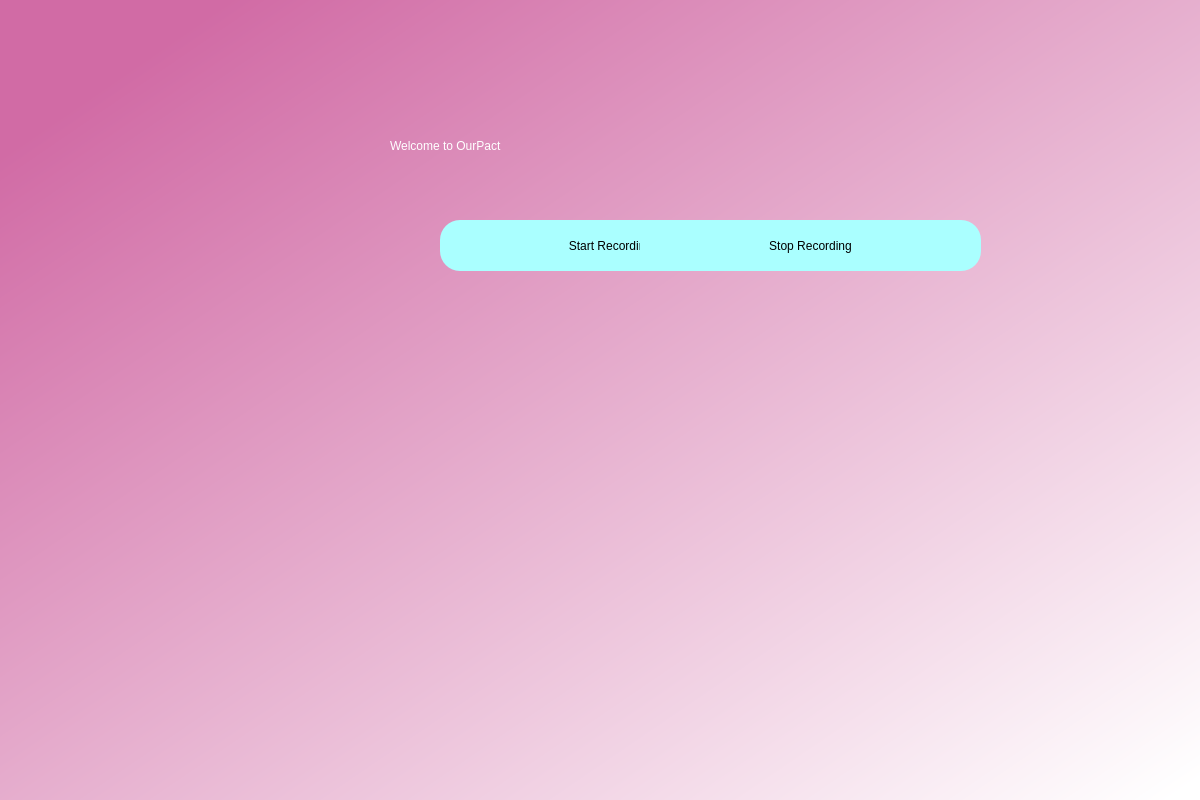
Old version of the form UI/home.ui in the repository yarlagaddajeevika/Parental-Control-using-screen-recording.
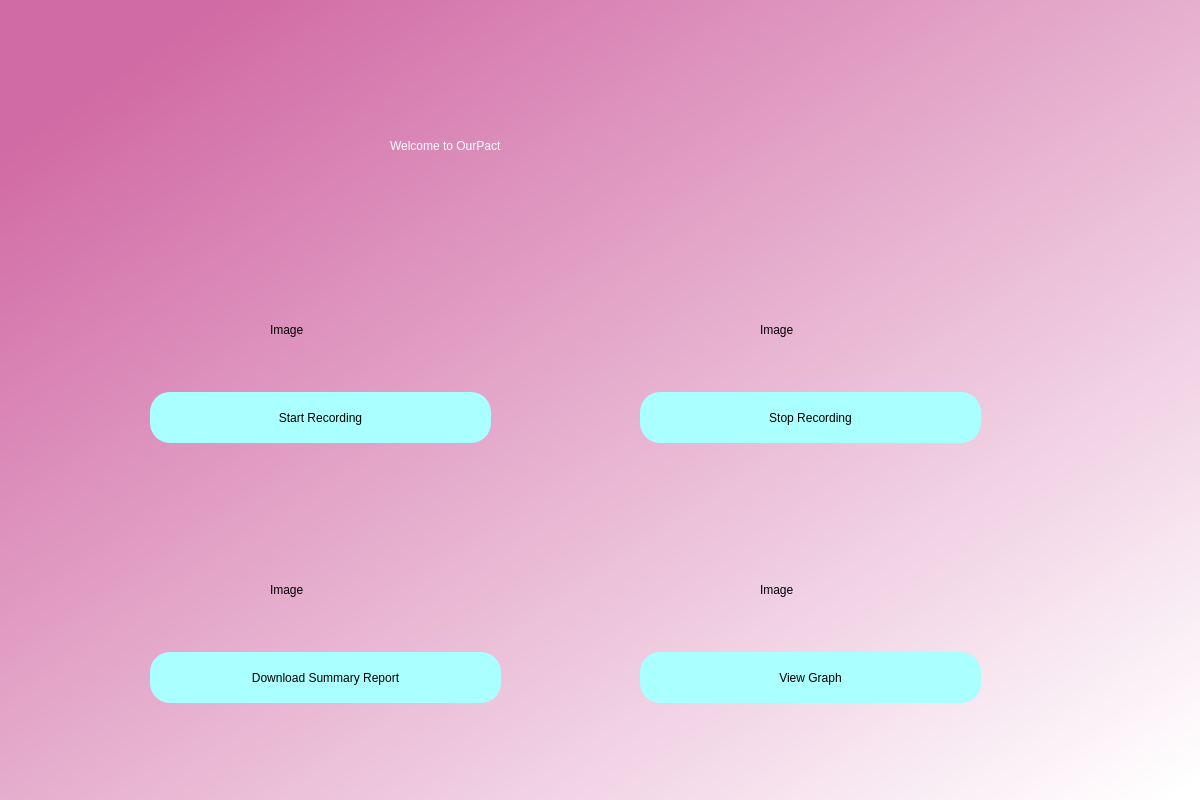
New version of the form.

The edit to the form file:
```diff
--- a/UI/home.ui
+++ b/UI/home.ui
@@ -42,11 +42,25 @@
      <string>Welcome to OurPact</string>
     </property>
    </widget>
-   <widget class="QPushButton" name="startrecording">
+
+   <widget class="QLabel" name="startimg">
+    <property name="geometry">
+        <rect>
+            <x>270</x>
+            <y>270</y>
+            <width>120</width>
+            <height>120</height>
+        </rect>
+    </property>
+    <property name="text">
+        <string>Image</string>
+    </property>
+</widget>
+   <widget class="QPushButton" name="start">
     <property name="geometry">
      <rect>
-      <x>440</x>
-      <y>220</y>
+      <x>150</x>
+      <y>392</y>
       <width>341</width>
       <height>51</height>
      </rect>
@@ -60,11 +74,25 @@
      <string>Start Recording</string>
     </property>
    </widget>
- <widget class="QPushButton" name="stoprecording">
+
+<widget class="QLabel" name="stopimg">
+    <property name="geometry">
+        <rect>
+            <x>760</x>
+            <y>270</y>
+            <width>120</width>
+            <height>120</height>
+        </rect>
+    </property>
+    <property name="text">
+        <string>Image</string>
+    </property>
+</widget>
+   <widget class="QPushButton" name="stop">
     <property name="geometry">
      <rect>
       <x>640</x>
-      <y>220</y>
+      <y>392</y>
       <width>341</width>
       <height>51</height>
      </rect>
@@ -78,6 +106,71 @@
      <string>Stop Recording</string>
     </property>
    </widget>
+
+<widget class="QLabel" name="reportimg">
+    <property name="geometry">
+        <rect>
+            <x>270</x>
+            <y>530</y>
+            <width>120</width>
+            <height>120</height>
+        </rect>
+    </property>
+    <property name="text">
+        <string>Image</string>
+    </property>
+</widget>
+    <widget class="QPushButton" name="report">
+    <property name="geometry">
+     <rect>
+      <x>150</x>
+      <y>652</y>
+      <width>351</width>
+      <height>51</height>
+     </rect>
+    </property>
+    <property name="styleSheet">
+     <string notr="true">border-radius:20px;
+background-color: rgb(170, 255, 255);
+font: 14pt &quot;MS Shell Dlg 2&quot;;</string>
+    </property>
+    <property name="text">
+     <string>Download Summary Report</string>
+    </property>
+   </widget>
+
+<widget class="QLabel" name="graphimg">
+    <property name="geometry">
+        <rect>
+            <x>760</x>
+            <y>530</y>
+            <width>120</width>
+            <height>120</height>
+        </rect>
+    </property>
+    <property name="text">
+        <string>Image</string>
+    </property>
+</widget>
+    <widget class="QPushButton" name="graph">
+    <property name="geometry">
+     <rect>
+      <x>640</x>
+      <y>652</y>
+      <width>341</width>
+      <height>51</height>
+     </rect>
+    </property>
+    <property name="styleSheet">
+     <string notr="true">border-radius:20px;
+background-color: rgb(170, 255, 255);
+font: 14pt &quot;MS Shell Dlg 2&quot;;</string>
+    </property>
+    <property name="text">
+     <string>View Graph</string>
+    </property>
+   </widget>
+
   </widget>
  </widget>
  <resources/>
```
Left out of the diff: 1 changed line with no effect on the pictures.
